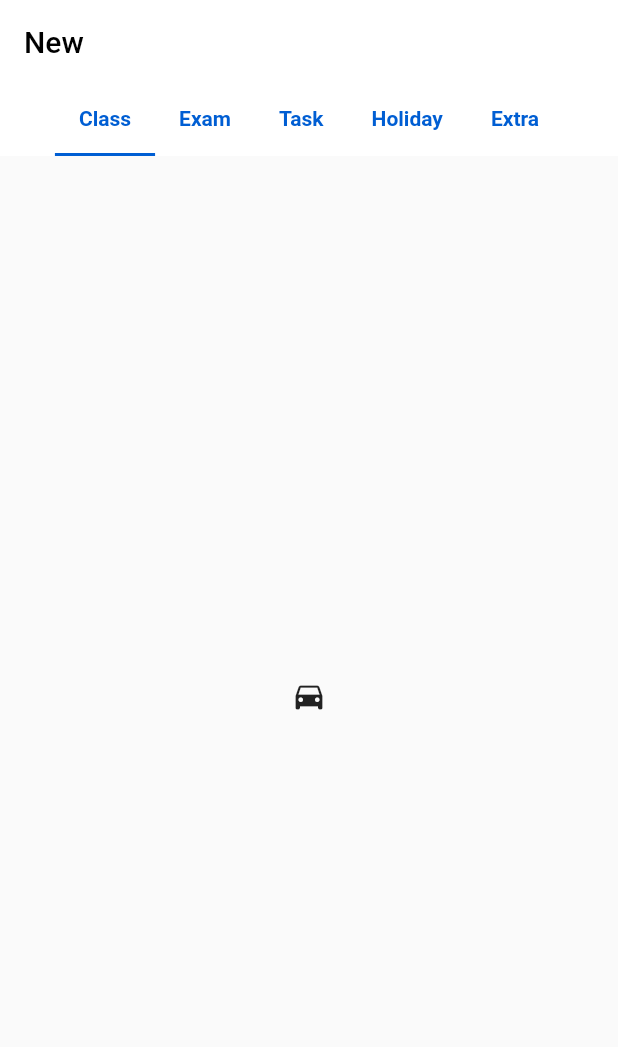
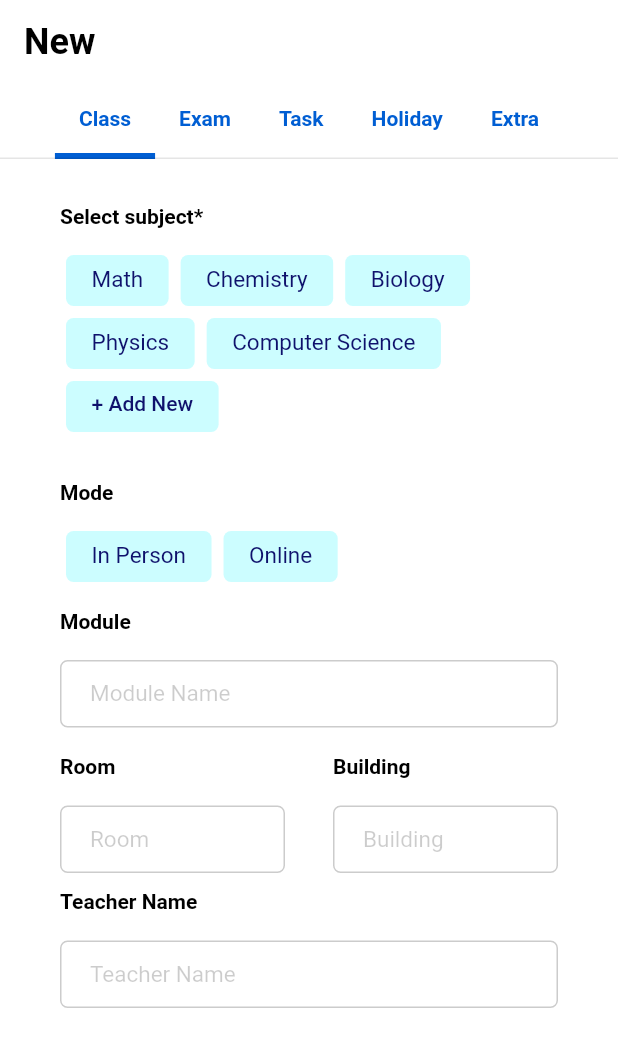
Before and after one commit to goldendragon430/studylife, a Flutter app: the CreateScreen screen opened directly, on a phone screen of 412 x 824 dp. Shown: the top 1047 px of the screen. Run offline on Flutter 3.47's test engine with Material 2 defaults, Android fonts, the phone set to English and light mode, and no system bars; our stand-ins replace flutter_hooks, flutter_riverpod, hooks_riverpod, riverpod.

Commit message:
Create Class Screen

```diff
--- a/lib/Home_Screens/create_screen.dart
+++ b/lib/Home_Screens/create_screen.dart
@@ -3,6 +3,8 @@ import 'package:flutter_riverpod/flutter_riverpod.dart';
 
 import '../app.dart';
 import '../Utilities/constants.dart';
+
+import '../Widgets/ClassWidgets/create_class_widget.dart';
 
 class CreateScreen extends StatefulWidget {
   const CreateScreen({super.key});
@@ -46,17 +48,20 @@ class _CreateScreenState extends State<CreateScreen>
       builder: (BuildContext context) {
         return Container(
           height: MediaQuery.of(context).size.height * 0.9,
-          decoration: BoxDecoration(
-            color: Colors.white,
-            borderRadius: BorderRadius.circular(50.0),
-          ),
+          // decoration: BoxDecoration(
+          //   color: Colors.red,
+          //   borderRadius: BorderRadius.circular(50.0),
+          // ),
           child: DefaultTabController(
             length: 5,
             child: Scaffold(
               appBar: AppBar(
+                backgroundColor: theme == ThemeMode.light ? Constants.lightThemeBackgroundColor : Constants.darkThemeBackgroundColor,
+                shape: Border(bottom: BorderSide(color: Colors.black.withOpacity(0.1))),
                 elevation: 0,
                 automaticallyImplyLeading: false,
                 bottom: TabBar(
+                  indicatorWeight: 4,
                   indicatorColor: theme == ThemeMode.light ? Constants.blueButtonBackgroundColor : Constants.darkThemePrimaryColor,
                   isScrollable: true,
                   tabs: [
@@ -69,11 +74,11 @@ class _CreateScreenState extends State<CreateScreen>
                     Tab(child: Text("Extra", style: theme == ThemeMode.light ? Constants.lightThemeTabBarTextStyle : Constants.darkThemeTabBarTextStyle,)),
                   ],
                 ),
-                title: const Text('New'),
+                title: Text('New', style: theme == ThemeMode.light ? Constants.lightThemeTitleTextStyle : Constants.darkThemeTitleTextStyle,),
               ),
               body: const TabBarView(
                 children: [
-                  Icon(Icons.directions_car),
+                  CreateClass(),
                   Icon(Icons.directions_transit),
                   Icon(Icons.directions_bike),
                   Icon(Icons.directions_transit),
--- a/lib/Home_Screens/home_page.dart
+++ b/lib/Home_Screens/home_page.dart
@@ -1,7 +1,7 @@
 import 'package:flutter/material.dart';
 import 'package:flutter_riverpod/flutter_riverpod.dart';
 import 'package:intl/intl.dart';
-import 'package:my_study_life_flutter/Widgets/class_widget.dart';
+import 'package:my_study_life_flutter/Widgets/ClassWidgets/class_widget.dart';
 
 import '../app.dart';
 import '../Utilities/constants.dart';
--- /dev/null
+++ b/lib/Models/subjects_datasource.dart
@@ -0,0 +1,39 @@
+class ClassTagItem {
+  final String title;
+  bool selected;
+  bool isAddNewCard;
+
+  final int cardIndex;
+
+  ClassTagItem({
+    required this.title,
+    required this.selected,
+    required this.isAddNewCard,
+    required this.cardIndex,
+  });
+
+  static List<ClassTagItem> subjects = [
+    ClassTagItem(
+        title: "Math", selected: false, isAddNewCard: false, cardIndex: 0),
+    ClassTagItem(
+        title: "Chemistry", selected: false, isAddNewCard: false, cardIndex: 1),
+    ClassTagItem(
+        title: "Biology", selected: false, isAddNewCard: false, cardIndex: 2),
+    ClassTagItem(
+        title: "Physics", selected: false, isAddNewCard: false, cardIndex: 3),
+    ClassTagItem(
+        title: "Computer Science",
+        selected: false,
+        isAddNewCard: false,
+        cardIndex: 4),
+    ClassTagItem(
+        title: "+ Add New", selected: false, isAddNewCard: true, cardIndex: 5),
+  ];
+
+   static List<ClassTagItem> subjectModes = [
+    ClassTagItem(
+        title: "In Person", selected: false, isAddNewCard: false, cardIndex: 0),
+    ClassTagItem(
+        title: "Online", selected: false, isAddNewCard: false, cardIndex: 1),
+  ];
+}
--- a/lib/Utilities/constants.dart
+++ b/lib/Utilities/constants.dart
@@ -197,4 +197,28 @@ class Constants {
       fontFamily: 'Roboto',
       fontWeight: FontWeight.bold,
       color: darkThemePrimaryColor);
+
+  static TextStyle lightThemeSubtitleTextStyle = const TextStyle(
+      fontSize: 14,
+      fontFamily: 'Roboto',
+      fontWeight: FontWeight.bold,
+      color: Colors.black);
+
+  static TextStyle darkThemeSubtitleTextStyle = const TextStyle(
+      fontSize: 14,
+      fontFamily: 'Roboto',
+      fontWeight: FontWeight.bold,
+      color: Colors.white);
+
+  static TextStyle lightThemeMedium14TextStyle = TextStyle(
+      fontSize: 14,
+      fontFamily: 'Roboto',
+      fontWeight: FontWeight.w500,
+      color: lightThemeTextSelectionColor);
+
+  static TextStyle darkThemeMedium14TextStyle = TextStyle(
+      fontSize: 14,
+      fontFamily: 'Roboto',
+      fontWeight: FontWeight.w500,
+      color: lightThemeTextSelectionColor);
 }
--- /dev/null
+++ b/lib/Widgets/ClassWidgets/class_text_imputs.dart
@@ -0,0 +1,147 @@
+import 'package:flutter/material.dart';
+
+import '../../Utilities/constants.dart';
+import 'package:flutter_riverpod/flutter_riverpod.dart';
+import '../../Extensions/extensions.dart';
+import '../regular_teztField.dart';
+import '../../app.dart';
+import '../../Models/subjects_datasource.dart';
+
+class ClassTextImputs extends StatefulWidget {
+  final Function subjectSelected;
+  ClassTextImputs({super.key, required this.subjectSelected});
+
+  @override
+  State<ClassTextImputs> createState() => _ClassTextImputsState();
+}
+
+class _ClassTextImputsState extends State<ClassTextImputs> {
+  final moduleNameController = TextEditingController();
+  final roomNameController = TextEditingController();
+  final buildingNameController = TextEditingController();
+  final teacherNameController = TextEditingController();
+
+  final List<ClassTagItem> _subjects = ClassTagItem.subjectModes;
+
+  int selectedTabIndex = 0;
+
+  void _selectTab(int index) {
+    setState(() {
+      selectedTabIndex = index;
+      for (var item in _subjects) {
+        item.selected = false;
+      }
+
+      _subjects[index].selected = true;
+      widget.subjectSelected(_subjects[index]);
+      print("CARD SELECTED $index");
+    });
+  }
+
+  @override
+  Widget build(BuildContext context) {
+    return Consumer(builder: (_, WidgetRef ref, __) {
+      final theme = ref.watch(themeModeProvider);
+      return Container(
+        // Tag items
+        width: double.infinity,
+        alignment: Alignment.topCenter,
+        margin: const EdgeInsets.only(left: 40, right: 40),
+        child: Column(
+          mainAxisAlignment: MainAxisAlignment.start,
+          crossAxisAlignment: CrossAxisAlignment.start,
+          children: [
+            Text(
+              'Module',
+              style: theme == ThemeMode.light
+                  ? Constants.lightThemeSubtitleTextStyle
+                  : Constants.darkThemeSubtitleTextStyle,
+              textAlign: TextAlign.left,
+            ),
+            Container(
+              height: 14,
+            ),
+            RegularTextField("Module Name", (value) {
+              FocusScope.of(context).unfocus();
+            }, TextInputType.emailAddress, moduleNameController,
+                theme == ThemeMode.dark),
+            Container(
+              height: 14,
+            ),
+            Row(
+              mainAxisAlignment: MainAxisAlignment.spaceBetween,
+              crossAxisAlignment: CrossAxisAlignment.start,
+              children: [
+                Container(
+                  height: 90,
+                  width: 150,
+                  child: Column(
+                    mainAxisAlignment: MainAxisAlignment.start,
+                    crossAxisAlignment: CrossAxisAlignment.start,
+                    children: [
+                      Text(
+                        'Room',
+                        style: theme == ThemeMode.light
+                            ? Constants.lightThemeSubtitleTextStyle
+                            : Constants.darkThemeSubtitleTextStyle,
+                        textAlign: TextAlign.left,
+                      ),
+                      Container(
+                        height: 14,
+                      ),
+                      RegularTextField("Room", (value) {
+                        FocusScope.of(context).unfocus();
+                      }, TextInputType.emailAddress, roomNameController,
+                          theme == ThemeMode.dark),
+                    ],
+                  ),
+                ),
+                Container(
+                   height: 90,
+                  width: 150,
+                  child: Column(
+                    mainAxisAlignment: MainAxisAlignment.start,
+                    crossAxisAlignment: CrossAxisAlignment.start,
+                    children: [
+                      Text(
+                        'Building',
+                        style: theme == ThemeMode.light
+                            ? Constants.lightThemeSubtitleTextStyle
+                            : Constants.darkThemeSubtitleTextStyle,
+                        textAlign: TextAlign.left,
+                      ),
+                      Container(
+                        height: 14,
+                      ),
+                      RegularTextField("Building", (value) {
+                        FocusScope.of(context).unfocus();
+                      }, TextInputType.emailAddress, buildingNameController,
+                          theme == ThemeMode.dark),
+                    ],
+                  ),
+                ),
+              ],
+            ),
+               Text(
+              'Teacher Name',
+              style: theme == ThemeMode.light
+                  ? Constants.lightThemeSubtitleTextStyle
+                  : Constants.darkThemeSubtitleTextStyle,
+              textAlign: TextAlign.left,
+            ),
+            Container(
+              height: 14,
+            ),
+            RegularTextField("Teacher Name", (value) {
+              FocusScope.of(context).unfocus();
+            }, TextInputType.emailAddress, teacherNameController,
+                theme == ThemeMode.dark),
+            Container(
+              height: 14,
+            ),
+          ],
+        ),
+      );
+    });
+  }
+}
--- a/lib/Widgets/class_widget.dart
+++ b/lib/Widgets/ClassWidgets/class_widget.dart
@@ -3,9 +3,9 @@ import 'package:flutter_riverpod/flutter_riverpod.dart';
 import 'package:my_study_life_flutter/Extensions/extensions.dart';
 import 'package:intl/intl.dart';
 
-import '../app.dart';
-import '../Models/class_datasource.dart';
-import '../Utilities/constants.dart';
+import '../../app.dart';
+import '../../Models/class_datasource.dart';
+import '../../Utilities/constants.dart';
 
 class ClassWidget extends ConsumerWidget {
   final int cardIndex;
--- /dev/null
+++ b/lib/Widgets/ClassWidgets/create_class_widget.dart
@@ -0,0 +1,85 @@
+import 'package:flutter/material.dart';
+import 'package:flutter_riverpod/flutter_riverpod.dart';
+
+import '../../app.dart';
+import '../../Utilities/constants.dart';
+import 'select_subject.dart';
+import '../../Models/subjects_datasource.dart';
+import './select_class_mode.dart';
+import './class_text_imputs.dart';
+
+class CreateClass extends StatefulWidget {
+  const CreateClass({super.key});
+
+  @override
+  State<CreateClass> createState() => _CreateClassState();
+}
+
+class _CreateClassState extends State<CreateClass> {
+  final ScrollController scrollcontroller = ScrollController();
+
+  void _subjectSelected(ClassTagItem subject) {
+    print("Selected subject: ${subject.title}");
+  }
+
+  void _subjectModeSelected(ClassTagItem subject) {
+    print("Selected subject: ${subject.title}");
+  }
+
+    void _TextInputAdded(String input) {
+    print("Selected subject: ${input}");
+  }
+
+  @override
+  Widget build(BuildContext context) {
+    return Consumer(builder: (_, WidgetRef ref, __) {
+      final theme = ref.watch(themeModeProvider);
+      return Container(
+        color: theme == ThemeMode.light
+            ? Constants.lightThemeBackgroundColor
+            : Constants.darkThemeBackgroundColor,
+        child: ListView.builder(
+            controller: scrollcontroller,
+            padding: const EdgeInsets.only(top: 30),
+            itemCount: 3,
+            itemBuilder: (context, index) {
+              if (index == 10) {
+                // Save/Cancel Buttons
+                return Padding(
+                  padding: const EdgeInsets.only(top: 32, bottom: 32),
+                  // child: RoundedElevatedButton(
+                  //     getAllTextInputs, widget.saveButtonTitle, 28),
+                );
+              } else {
+                // Add Questions
+                return Column(
+                  children: [
+                    if (index == 0) ...[
+                      // Select Subject
+                      SelectSubject(
+                        subjectSelected: _subjectSelected,
+                      )
+                    ],
+                    Container(
+                      height: 14,
+                    ),
+                    if (index == 1) ...[
+                      // Select Subject
+                      SelectClassMode(
+                        subjectSelected: _subjectModeSelected,
+                      )
+                    ],
+                    if (index == 2) ...[
+                      // Select Subject
+                      ClassTextImputs(
+                        subjectSelected: _subjectModeSelected,
+                      )
+                    ]
+                  ],
+                );
+              }
+            }),
+      );
+    });
+  }
+}
--- /dev/null
+++ b/lib/Widgets/ClassWidgets/select_class_mode.dart
@@ -0,0 +1,76 @@
+import 'package:flutter/material.dart';
+
+import '../../Utilities/constants.dart';
+import 'package:flutter_riverpod/flutter_riverpod.dart';
+import '../../Extensions/extensions.dart';
+
+import '../../app.dart';
+import '../tag_card.dart';
+import '../../Models/subjects_datasource.dart';
+
+class SelectClassMode extends StatefulWidget {
+  final Function subjectSelected;
+  SelectClassMode({super.key, required this.subjectSelected});
+
+  @override
+  State<SelectClassMode> createState() => _SelectClassModeState();
+}
+
+class _SelectClassModeState extends State<SelectClassMode> {
+  final List<ClassTagItem> _subjects = ClassTagItem.subjectModes;
+
+  int selectedTabIndex = 0;
+
+  void _selectTab(int index) {
+    setState(() {
+      selectedTabIndex = index;
+      for (var item in _subjects) {
+        item.selected = false;
+      }
+
+      _subjects[index].selected = true;
+      widget.subjectSelected(_subjects[index]);
+      print("CARD SELECTED $index");
+    });
+  }
+
+  @override
+  Widget build(BuildContext context) {
+    return Consumer(builder: (_, WidgetRef ref, __) {
+      final theme = ref.watch(themeModeProvider);
+      return Container(
+        // Tag items
+        width: double.infinity,
+        alignment: Alignment.topCenter,
+        margin: const EdgeInsets.only(left: 40, right: 40),
+        child: Column(
+          mainAxisAlignment: MainAxisAlignment.start,
+          crossAxisAlignment: CrossAxisAlignment.start,
+          children: [
+            Text(
+              'Mode',
+              style: theme == ThemeMode.light ? Constants.lightThemeSubtitleTextStyle : Constants.darkThemeSubtitleTextStyle,
+              textAlign: TextAlign.left,
+            ),
+            Container(
+              height: 14,
+            ),
+            Wrap(
+              direction: Axis.horizontal,
+              alignment: WrapAlignment.start,
+              children: _subjects
+                  .mapIndexed((e, i) => TagCard(
+                        title: e.title,
+                        selected: e.selected,
+                        cardIndex: e.cardIndex,
+                        cardselected: _selectTab,
+                        isAddNewCard: e.isAddNewCard,
+                      ))
+                  .toList(),
+            ),
+          ],
+        ),
+      );
+    });
+  }
+}
--- /dev/null
+++ b/lib/Widgets/ClassWidgets/select_subject.dart
@@ -0,0 +1,77 @@
+import 'package:flutter/material.dart';
+
+import '../../Utilities/constants.dart';
+import 'package:flutter_riverpod/flutter_riverpod.dart';
+import '../../Extensions/extensions.dart';
+
+import '../../app.dart';
+import '../tag_card.dart';
+import '../../Models/subjects_datasource.dart';
+
+class SelectSubject extends StatefulWidget {
+  final Function subjectSelected;
+  SelectSubject({super.key, required this.subjectSelected});
+
+  @override
+  State<SelectSubject> createState() => _SelectSubjectState();
+}
+
+class _SelectSubjectState extends State<SelectSubject> {
+  final List<ClassTagItem> _subjects = ClassTagItem.subjects;
+
+  int selectedTabIndex = 0;
+
+  void _selectTab(int index) {
+    setState(() {
+      selectedTabIndex = index;
+      for (var item in _subjects) {
+        item.selected = false;
+      }
+
+      _subjects[index].selected = true;
+      widget.subjectSelected(_subjects[index]);
+      print("CARD SELECTED $index");
+    });
+  }
+
+  @override
+  Widget build(BuildContext context) {
+    return Consumer(builder: (_, WidgetRef ref, __) {
+      final theme = ref.watch(themeModeProvider);
+      return Container(
+        // Tag items
+        // height: 34,
+        width: double.infinity,
+        alignment: Alignment.topCenter,
+        margin: const EdgeInsets.only(left: 40, right: 40),
+        child: Column(
+          mainAxisAlignment: MainAxisAlignment.start,
+          crossAxisAlignment: CrossAxisAlignment.start,
+          children: [
+            Text(
+              'Select subject*',
+              style: theme == ThemeMode.light ? Constants.lightThemeSubtitleTextStyle : Constants.darkThemeSubtitleTextStyle,
+              textAlign: TextAlign.left,
+            ),
+            Container(
+              height: 14,
+            ),
+            Wrap(
+              direction: Axis.horizontal,
+              alignment: WrapAlignment.start,
+              children: _subjects
+                  .mapIndexed((e, i) => TagCard(
+                        title: e.title,
+                        selected: e.selected,
+                        cardIndex: e.cardIndex,
+                        cardselected: _selectTab,
+                        isAddNewCard: e.isAddNewCard,
+                      ))
+                  .toList(),
+            ),
+          ],
+        ),
+      );
+    });
+  }
+}
--- /dev/null
+++ b/lib/Widgets/tag_card.dart
@@ -0,0 +1,57 @@
+import 'package:flutter/material.dart';
+
+import '../Utilities/constants.dart';
+import 'package:flutter_riverpod/flutter_riverpod.dart';
+
+import '../app.dart';
+
+class TagCard extends StatelessWidget {
+  final String title;
+  final bool selected;
+  final int cardIndex;
+  final Function cardselected;
+  final bool isAddNewCard;
+
+  const TagCard(
+      {super.key,
+      required this.title,
+      required this.selected,
+      required this.cardIndex,
+      required this.cardselected,
+      required this.isAddNewCard});
+
+  void _cardTapped() {
+    print("fdsfsfsfsf");
+    cardselected(cardIndex);
+  }
+
+  @override
+  Widget build(BuildContext context) {
+    return Consumer(builder: (_, WidgetRef ref, __) {
+      final theme = ref.watch(themeModeProvider);
+      return Card(
+        color: selected
+            ? theme == ThemeMode.light
+                ? Constants.lightThemePrimaryColor
+                : Constants.darkThemePrimaryColor
+            : theme == ThemeMode.light
+                ? Constants.lightThemeNotSelectedItemColor
+                : Constants.darkThemeNotSelectedItemColor,
+        shadowColor: Colors.transparent,
+        shape: RoundedRectangleBorder(borderRadius: BorderRadius.circular(5.0)),
+        child: InkWell(
+          onTap: _cardTapped,
+          child: Container(
+            height: 34,
+           // alignment: Alignment.center,
+            padding: const EdgeInsets.only(left: 17, right: 17, top: 7, bottom:  7),
+            child: Text(
+              title,
+              style: isAddNewCard ? theme == ThemeMode.light ? Constants.lightThemeMedium14TextStyle : Constants.darkThemeMedium14TextStyle : Constants.tabItemTitleTextStyle,
+            ),
+          ),
+        ),
+      );
+    });
+  }
+}
```
